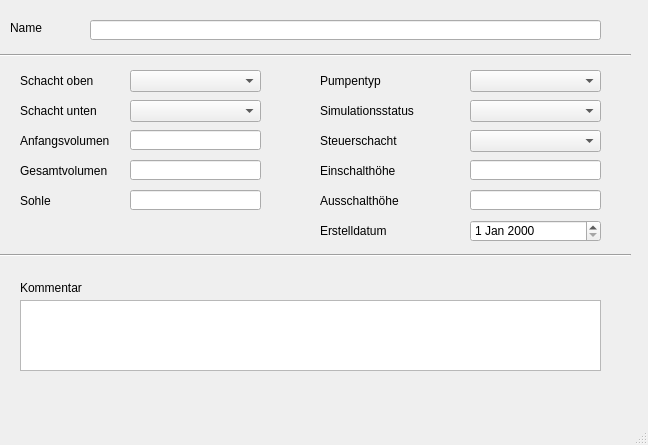
The window that templates/pumpen.ui (hoettges/QKan) describes before a commit, drawn with Qt 5.
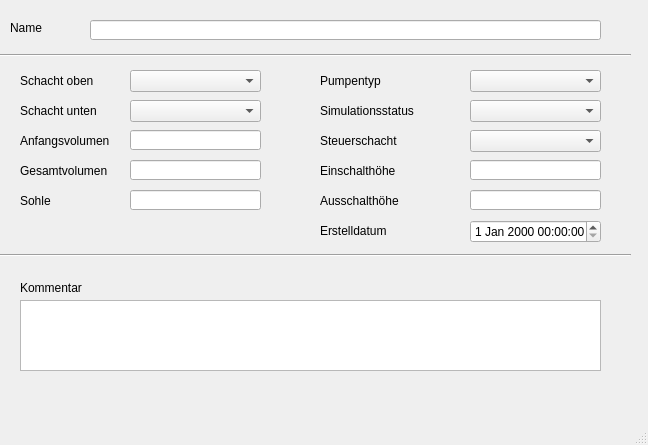
The same window after the commit. Custom widgets are drawn as their Qt base class.

What changed in the file:
```diff
--- a/templates/pumpen.ui
+++ b/templates/pumpen.ui
@@ -319,16 +319,6 @@
      </rect>
     </property>
    </widget>
-   <widget class="QDateEdit" name="createdat">
-    <property name="geometry">
-     <rect>
-      <x>470</x>
-      <y>220</y>
-      <width>131</width>
-      <height>22</height>
-     </rect>
-    </property>
-   </widget>
    <widget class="QTextEdit" name="kommentar">
     <property name="geometry">
      <rect>
@@ -339,6 +329,16 @@
      </rect>
     </property>
    </widget>
+   <widget class="QgsDateTimeEdit" name="createdat_2">
+    <property name="geometry">
+     <rect>
+      <x>470</x>
+      <y>220</y>
+      <width>131</width>
+      <height>23</height>
+     </rect>
+    </property>
+   </widget>
   </widget>
   <widget class="QMenuBar" name="menubar">
    <property name="geometry">
@@ -352,6 +352,13 @@
   </widget>
   <widget class="QStatusBar" name="statusbar"/>
  </widget>
+ <customwidgets>
+  <customwidget>
+   <class>QgsDateTimeEdit</class>
+   <extends>QDateTimeEdit</extends>
+   <header>qgsdatetimeedit.h</header>
+  </customwidget>
+ </customwidgets>
  <resources/>
  <connections/>
 </ui>
```
